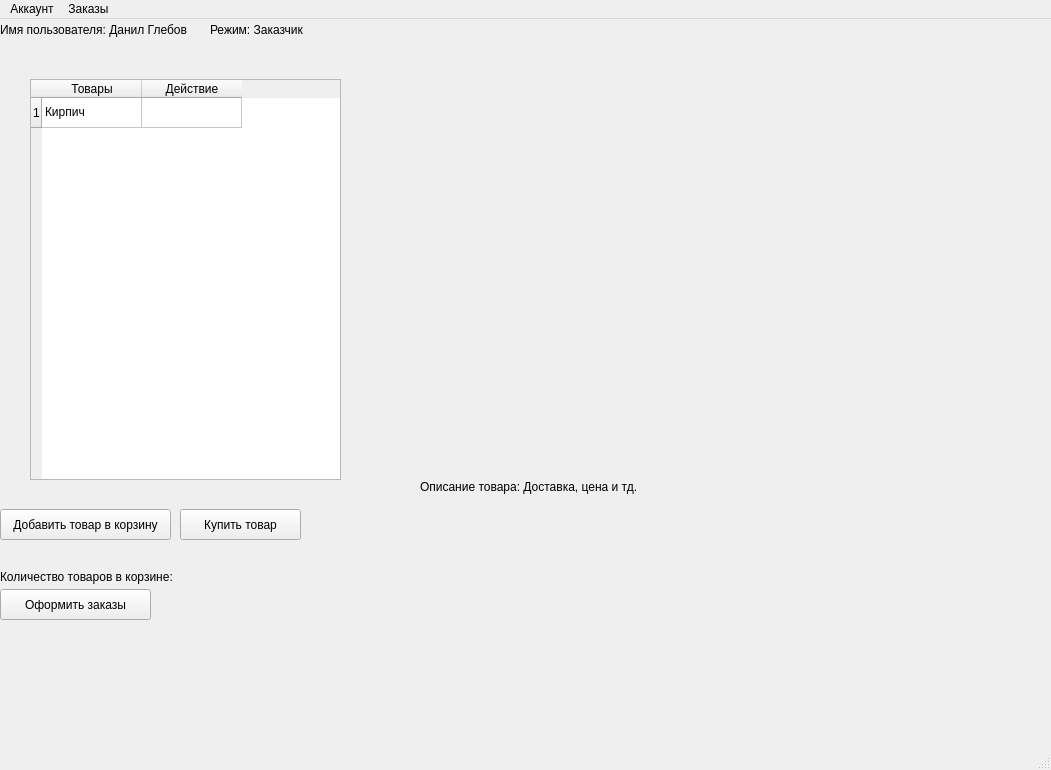
Old version of the form mainwindow.ui in the repository diduk228/Orders.
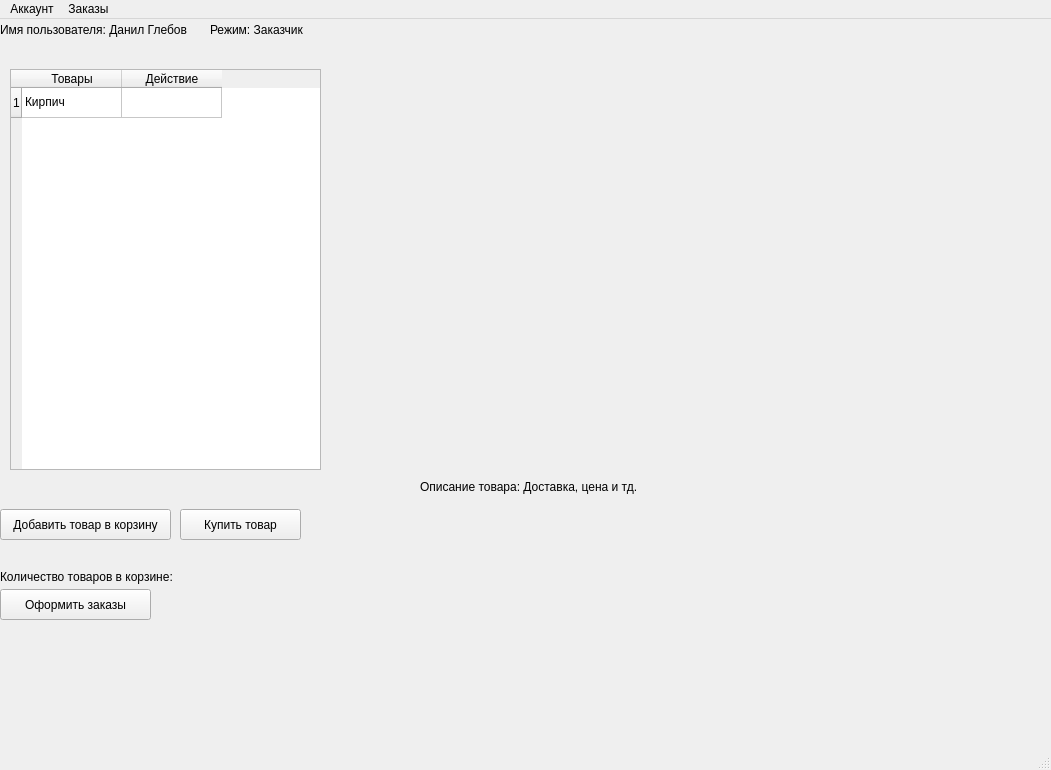
New version of the form. Icons and pictures are not drawn.

Commit message: Добавил иницилизацию таблицы

Patch:
```diff
--- a/mainwindow.ui
+++ b/mainwindow.ui
@@ -81,8 +81,8 @@
    <widget class="QPushButton" name="pushButton_5">
     <property name="geometry">
      <rect>
-      <x>190</x>
-      <y>90</y>
+      <x>170</x>
+      <y>80</y>
       <width>93</width>
       <height>28</height>
      </rect>
@@ -107,8 +107,8 @@
    <widget class="QTableWidget" name="tableWidget">
     <property name="geometry">
      <rect>
-      <x>30</x>
-      <y>60</y>
+      <x>10</x>
+      <y>50</y>
       <width>311</width>
       <height>401</height>
      </rect>
```
Left out of the diff: 12 changed lines with no effect on the pictures. The commit also changes 2 other files.
